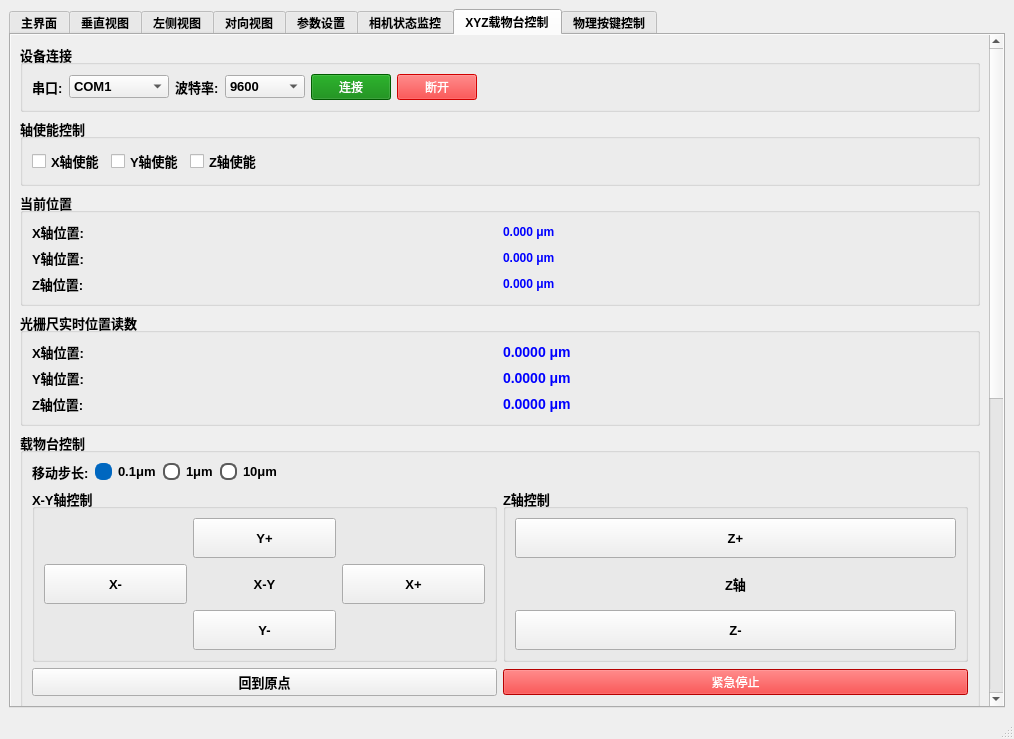
Before: the Qt Designer form src/ui/MutiCamApp.ui in NicoleKJ9721/MutiCamApp, drawn with Qt 5.
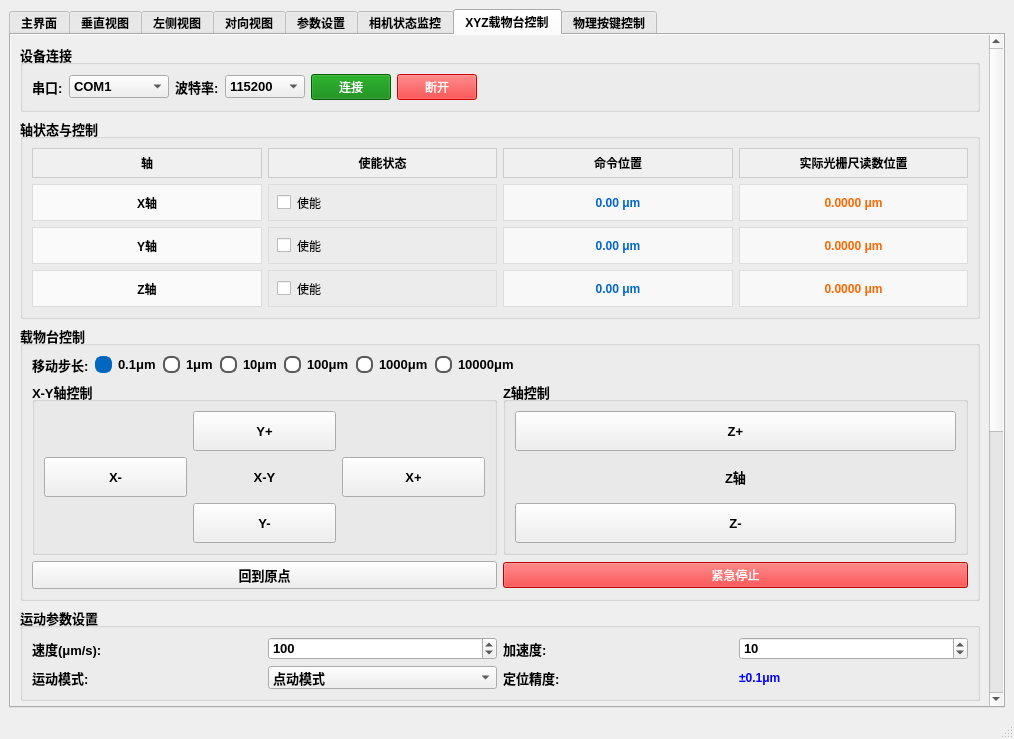
After: the same form once the commit is applied. The open tabs and pages were chosen to show the change.

Commit message:
✨ feat(MutiCamApp): 添加更多步进大小选项并优化轴状态界面
- 新增100μm、1000μm和10000μm的步进大小选项
- 重构轴状态与控制界面，整合轴使能控制和位置显示
- 添加光栅尺读数位置显示，与命令位置并排展示
- 优化位置显示精度，从3位小数改为2位小数
- 改进UI布局，使用网格布局替代水平布局，提高界面组织性

```diff
--- a/src/ui/MutiCamApp.ui
+++ b/src/ui/MutiCamApp.ui
@@ -3588,6 +3588,9 @@
                    <height>0</height>
                   </size>
                  </property>
+                 <property name="currentIndex">
+                  <number>4</number>
+                 </property>
                  <item>
                   <property name="text">
                    <string>9600</string>
@@ -3663,187 +3666,227 @@
                </font>
               </property>
               <property name="title">
-               <string>轴使能控制</string>
+               <string>轴状态与控制</string>
               </property>
-              <layout class="QHBoxLayout" name="horizontalLayout_axisEnable">
-               <item>
+              <layout class="QGridLayout" name="gridLayout_axisStatus">
+               <!-- 表头 -->
+               <item row="0" column="0">
+                <widget class="QLabel" name="labelAxisHeader">
+                 <property name="styleSheet">
+                  <string>background-color: #f0f0f0; font-weight: bold; padding: 5px; border: 1px solid #ccc;</string>
+                 </property>
+                 <property name="alignment">
+                  <set>Qt::AlignmentFlag::AlignCenter</set>
+                 </property>
+                 <property name="text">
+                  <string>轴</string>
+                 </property>
+                </widget>
+               </item>
+               <item row="0" column="1">
+                <widget class="QLabel" name="labelEnableHeader">
+                 <property name="styleSheet">
+                  <string>background-color: #f0f0f0; font-weight: bold; padding: 5px; border: 1px solid #ccc;</string>
+                 </property>
+                 <property name="alignment">
+                  <set>Qt::AlignmentFlag::AlignCenter</set>
+                 </property>
+                 <property name="text">
+                  <string>使能状态</string>
+                 </property>
+                </widget>
+               </item>
+               <item row="0" column="2">
+                <widget class="QLabel" name="labelCommandPosHeader">
+                 <property name="styleSheet">
+                  <string>background-color: #f0f0f0; font-weight: bold; padding: 5px; border: 1px solid #ccc;</string>
+                 </property>
+                 <property name="alignment">
+                  <set>Qt::AlignmentFlag::AlignCenter</set>
+                 </property>
+                 <property name="text">
+                  <string>命令位置</string>
+                 </property>
+                </widget>
+               </item>
+               <item row="0" column="3">
+                <widget class="QLabel" name="labelActualPosHeader">
+                 <property name="styleSheet">
+                  <string>background-color: #f0f0f0; font-weight: bold; padding: 5px; border: 1px solid #ccc;</string>
+                 </property>
+                 <property name="alignment">
+                  <set>Qt::AlignmentFlag::AlignCenter</set>
+                 </property>
+                 <property name="text">
+                  <string>实际光栅尺读数位置</string>
+                 </property>
+                </widget>
+               </item>
+               
+               <!-- X轴行 -->
+               <item row="1" column="0">
+                <widget class="QLabel" name="labelXAxis">
+                 <property name="styleSheet">
+                  <string>font-weight: bold; padding: 8px; border: 1px solid #ddd; background-color: #fafafa;</string>
+                 </property>
+                 <property name="alignment">
+                  <set>Qt::AlignmentFlag::AlignCenter</set>
+                 </property>
+                 <property name="text">
+                  <string>X轴</string>
+                 </property>
+                </widget>
+               </item>
+               <item row="1" column="1">
                 <widget class="QCheckBox" name="checkBoxEnableX">
+                 <property name="styleSheet">
+                  <string>padding: 8px; border: 1px solid #ddd;</string>
+                 </property>
                  <property name="text">
-                  <string>X轴使能</string>
+                  <string>使能</string>
                  </property>
                  <property name="checked">
                   <bool>false</bool>
                  </property>
                 </widget>
                </item>
-               <item>
+               <item row="1" column="2">
+                <widget class="QLabel" name="labelXPositionValue">
+                 <property name="styleSheet">
+                  <string>color: #0066cc; font-weight: bold; padding: 8px; border: 1px solid #ddd; background-color: #f8f8f8;</string>
+                 </property>
+                 <property name="alignment">
+                  <set>Qt::AlignmentFlag::AlignCenter</set>
+                 </property>
+                 <property name="text">
+                  <string>0.00 μm</string>
+                 </property>
+                </widget>
+               </item>
+               <item row="1" column="3">
+                <widget class="QLabel" name="labelGratingXPosition">
+                 <property name="styleSheet">
+                  <string>color: #ff6600; font-weight: bold; padding: 8px; border: 1px solid #ddd; background-color: #f8f8f8;</string>
+                 </property>
+                 <property name="alignment">
+                  <set>Qt::AlignmentFlag::AlignCenter</set>
+                 </property>
+                 <property name="text">
+                  <string>0.0000 μm</string>
+                 </property>
+                </widget>
+               </item>
+               
+               <!-- Y轴行 -->
+               <item row="2" column="0">
+                <widget class="QLabel" name="labelYAxis">
+                 <property name="styleSheet">
+                  <string>font-weight: bold; padding: 8px; border: 1px solid #ddd; background-color: #fafafa;</string>
+                 </property>
+                 <property name="alignment">
+                  <set>Qt::AlignmentFlag::AlignCenter</set>
+                 </property>
+                 <property name="text">
+                  <string>Y轴</string>
+                 </property>
+                </widget>
+               </item>
+               <item row="2" column="1">
                 <widget class="QCheckBox" name="checkBoxEnableY">
+                 <property name="styleSheet">
+                  <string>padding: 8px; border: 1px solid #ddd;</string>
+                 </property>
                  <property name="text">
-                  <string>Y轴使能</string>
+                  <string>使能</string>
                  </property>
                  <property name="checked">
                   <bool>false</bool>
                  </property>
                 </widget>
                </item>
-               <item>
+               <item row="2" column="2">
+                <widget class="QLabel" name="labelYPositionValue">
+                 <property name="styleSheet">
+                  <string>color: #0066cc; font-weight: bold; padding: 8px; border: 1px solid #ddd; background-color: #f8f8f8;</string>
+                 </property>
+                 <property name="alignment">
+                  <set>Qt::AlignmentFlag::AlignCenter</set>
+                 </property>
+                 <property name="text">
+                  <string>0.00 μm</string>
+                 </property>
+                </widget>
+               </item>
+               <item row="2" column="3">
+                <widget class="QLabel" name="labelGratingYPosition">
+                 <property name="styleSheet">
+                  <string>color: #ff6600; font-weight: bold; padding: 8px; border: 1px solid #ddd; background-color: #f8f8f8;</string>
+                 </property>
+                 <property name="alignment">
+                  <set>Qt::AlignmentFlag::AlignCenter</set>
+                 </property>
+                 <property name="text">
+                  <string>0.0000 μm</string>
+                 </property>
+                </widget>
+               </item>
+               
+               <!-- Z轴行 -->
+               <item row="3" column="0">
+                <widget class="QLabel" name="labelZAxis">
+                 <property name="styleSheet">
+                  <string>font-weight: bold; padding: 8px; border: 1px solid #ddd; background-color: #fafafa;</string>
+                 </property>
+                 <property name="alignment">
+                  <set>Qt::AlignmentFlag::AlignCenter</set>
+                 </property>
+                 <property name="text">
+                  <string>Z轴</string>
+                 </property>
+                </widget>
+               </item>
+               <item row="3" column="1">
                 <widget class="QCheckBox" name="checkBoxEnableZ">
+                 <property name="styleSheet">
+                  <string>padding: 8px; border: 1px solid #ddd;</string>
+                 </property>
                  <property name="text">
-                  <string>Z轴使能</string>
+                  <string>使能</string>
                  </property>
                  <property name="checked">
                   <bool>false</bool>
                  </property>
                 </widget>
                </item>
-               <item>
-                <spacer name="horizontalSpacer_axisEnable">
-                 <property name="orientation">
-                  <enum>Qt::Orientation::Horizontal</enum>
+               <item row="3" column="2">
+                <widget class="QLabel" name="labelZPositionValue">
+                 <property name="styleSheet">
+                  <string>color: #0066cc; font-weight: bold; padding: 8px; border: 1px solid #ddd; background-color: #f8f8f8;</string>
                  </property>
-                 <property name="sizeHint" stdset="0">
-                  <size>
-                   <width>40</width>
-                   <height>20</height>
-                  </size>
+                 <property name="alignment">
+                  <set>Qt::AlignmentFlag::AlignCenter</set>
                  </property>
-                </spacer>
+                 <property name="text">
+                  <string>0.00 μm</string>
+                 </property>
+                </widget>
+               </item>
+               <item row="3" column="3">
+                <widget class="QLabel" name="labelGratingZPosition">
+                 <property name="styleSheet">
+                  <string>color: #ff6600; font-weight: bold; padding: 8px; border: 1px solid #ddd; background-color: #f8f8f8;</string>
+                 </property>
+                 <property name="alignment">
+                  <set>Qt::AlignmentFlag::AlignCenter</set>
+                 </property>
+                 <property name="text">
+                  <string>0.0000 μm</string>
+                 </property>
+                </widget>
                </item>
               </layout>
              </widget>
             </item>
-            <item>
-             <widget class="QGroupBox" name="groupBoxStagePosition">
-          <property name="font">
-           <font>
-            <pointsize>10</pointsize>
-            <bold>true</bold>
-           </font>
-          </property>
-          <property name="title">
-           <string>当前位置</string>
-          </property>
-          <layout class="QGridLayout" name="gridLayout_stagePosition">
-           <item row="0" column="0">
-            <widget class="QLabel" name="labelXPosition">
-             <property name="text">
-              <string>X轴位置:</string>
-             </property>
-            </widget>
-           </item>
-           <item row="0" column="1">
-            <widget class="QLabel" name="labelXPositionValue">
-             <property name="styleSheet">
-              <string>color: blue; font-weight: bold;</string>
-             </property>
-             <property name="text">
-              <string>0.000 μm</string>
-             </property>
-            </widget>
-           </item>
-           <item row="1" column="0">
-            <widget class="QLabel" name="labelYPosition">
-             <property name="text">
-              <string>Y轴位置:</string>
-             </property>
-            </widget>
-           </item>
-           <item row="1" column="1">
-            <widget class="QLabel" name="labelYPositionValue">
-             <property name="styleSheet">
-              <string>color: blue; font-weight: bold;</string>
-             </property>
-             <property name="text">
-              <string>0.000 μm</string>
-             </property>
-            </widget>
-           </item>
-           <item row="2" column="0">
-            <widget class="QLabel" name="labelZPosition">
-             <property name="text">
-              <string>Z轴位置:</string>
-             </property>
-            </widget>
-           </item>
-           <item row="2" column="1">
-            <widget class="QLabel" name="labelZPositionValue">
-             <property name="styleSheet">
-              <string>color: blue; font-weight: bold;</string>
-             </property>
-             <property name="text">
-              <string>0.000 μm</string>
-             </property>
-            </widget>
-           </item>
-          </layout>
-         </widget>
-        </item>
-        <item>
-         <widget class="QGroupBox" name="groupBoxGratingPosition">
-          <property name="font">
-           <font>
-            <pointsize>10</pointsize>
-            <bold>true</bold>
-           </font>
-          </property>
-          <property name="title">
-           <string>光栅尺实时位置读数</string>
-          </property>
-          <layout class="QGridLayout" name="gridLayout_gratingPosition">
-           <item row="0" column="0">
-            <widget class="QLabel" name="labelGratingXPosTitle">
-             <property name="text">
-              <string>X轴位置:</string>
-             </property>
-            </widget>
-           </item>
-           <item row="0" column="1">
-            <widget class="QLabel" name="labelGratingXPosition">
-             <property name="styleSheet">
-              <string>color: blue; font-weight: bold; font-size: 14px;</string>
-             </property>
-             <property name="text">
-              <string>0.0000 μm</string>
-             </property>
-            </widget>
-           </item>
-           <item row="1" column="0">
-            <widget class="QLabel" name="labelGratingYPosTitle">
-             <property name="text">
-              <string>Y轴位置:</string>
-             </property>
-            </widget>
-           </item>
-           <item row="1" column="1">
-            <widget class="QLabel" name="labelGratingYPosition">
-             <property name="styleSheet">
-              <string>color: blue; font-weight: bold; font-size: 14px;</string>
-             </property>
-             <property name="text">
-              <string>0.0000 μm</string>
-             </property>
-            </widget>
-           </item>
-           <item row="2" column="0">
-            <widget class="QLabel" name="labelGratingZPosTitle">
-             <property name="text">
-              <string>Z轴位置:</string>
-             </property>
-            </widget>
-           </item>
-           <item row="2" column="1">
-            <widget class="QLabel" name="labelGratingZPosition">
-             <property name="styleSheet">
-              <string>color: blue; font-weight: bold; font-size: 14px;</string>
-             </property>
-             <property name="text">
-              <string>0.0000 μm</string>
-             </property>
-            </widget>
-           </item>
-          </layout>
-         </widget>
-        </item>
         <item>
          <widget class="QGroupBox" name="groupBoxStageControl">
           <property name="font">
@@ -3889,6 +3932,27 @@
                </property>
               </widget>
              </item>
+             <item>
+              <widget class="QRadioButton" name="radioStep100">
+               <property name="text">
+                <string>100μm</string>
+               </property>
+              </widget>
+             </item>
+             <item>
+              <widget class="QRadioButton" name="radioStep1000">
+               <property name="text">
+                <string>1000μm</string>
+               </property>
+              </widget>
+             </item>
+             <item>
+              <widget class="QRadioButton" name="radioStep10000">
+               <property name="text">
+                <string>10000μm</string>
+               </property>
+              </widget>
+             </item>
              <item>
               <spacer name="horizontalSpacer_stepSize">
                <property name="orientation">
```
Left out of the diff: 2 changed lines with no effect on the pictures. The commit also changes 1 other file.
